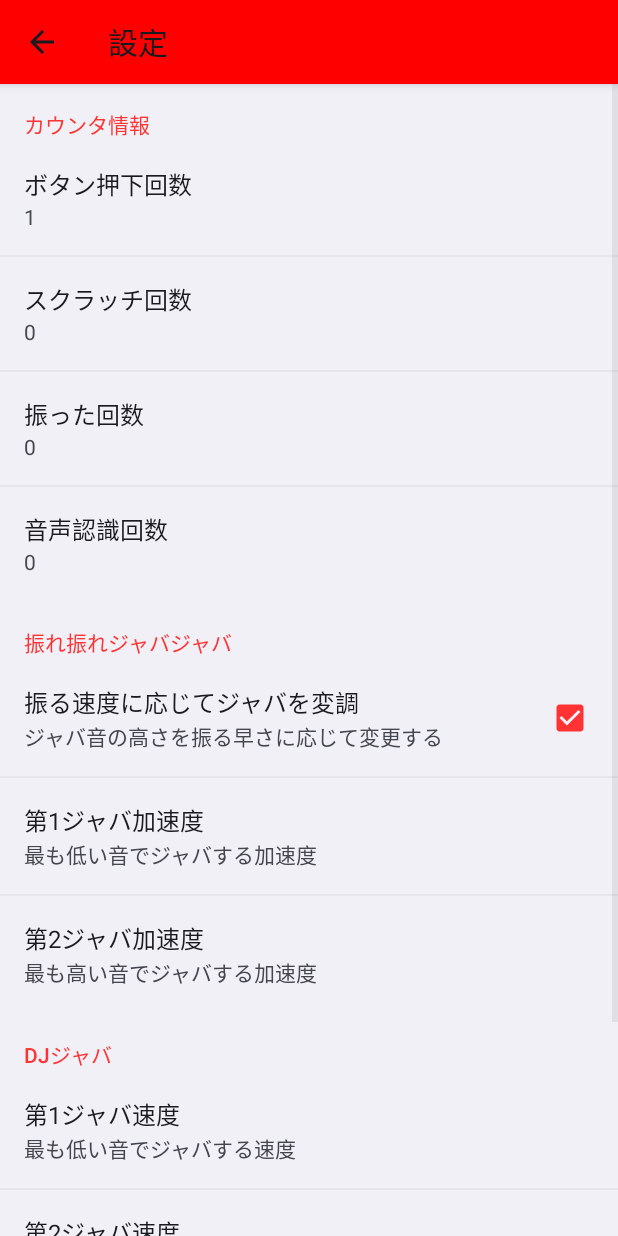
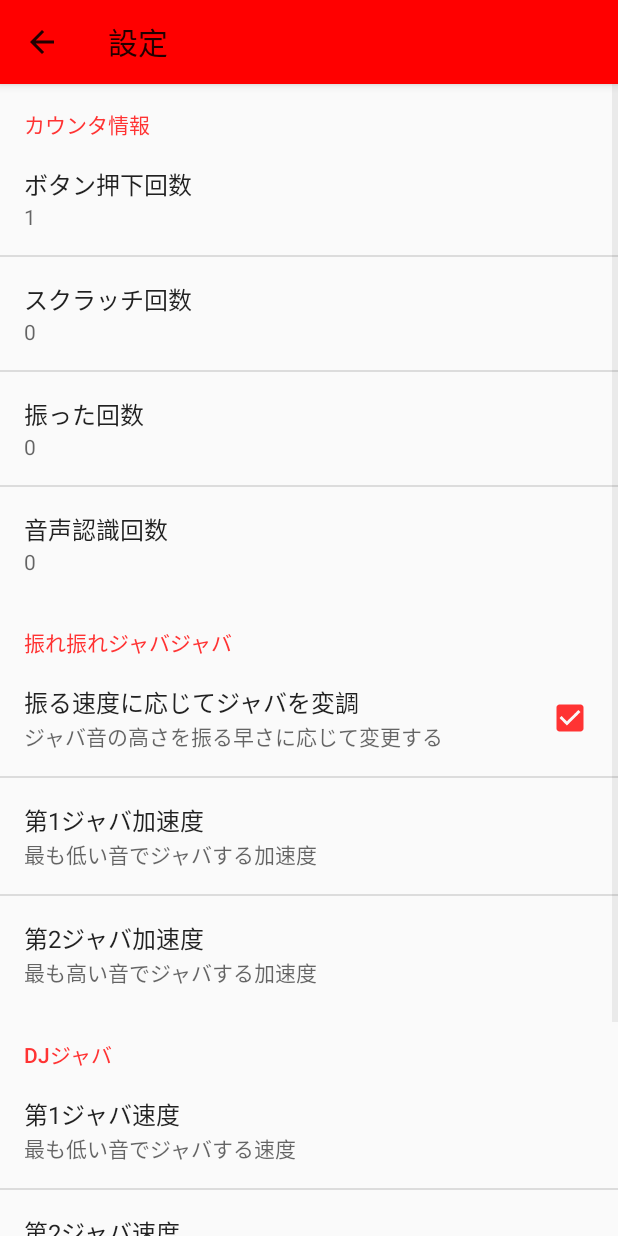
Before and after one commit to arigato-java/JavaButton, an Android app: the SettingsActivity screen opened directly, with no data from a screen before it, on a phone screen of 412 x 824 dp. Run offline under Robolectric (Android 15) with nearby library versions, the phone set to English and light mode, and no system bars.

Commit message:
revert to Material after considering DeviceDefault

```diff
--- a/app/src/main/res/values-v21/styles.xml
+++ b/app/src/main/res/values-v21/styles.xml
@@ -1,5 +1,5 @@
 <resources>
-	<style name="AppBaseTheme" parent="android:Theme.DeviceDefault.Light">
+	<style name="AppBaseTheme" parent="android:Theme.Material.Light">
 		<item name="android:colorPrimary">@color/primary</item>
 		<!--   darker variant for the status bar and contextual app bars -->
 		<item name="android:colorPrimaryDark">@color/primary_dark</item>
```
